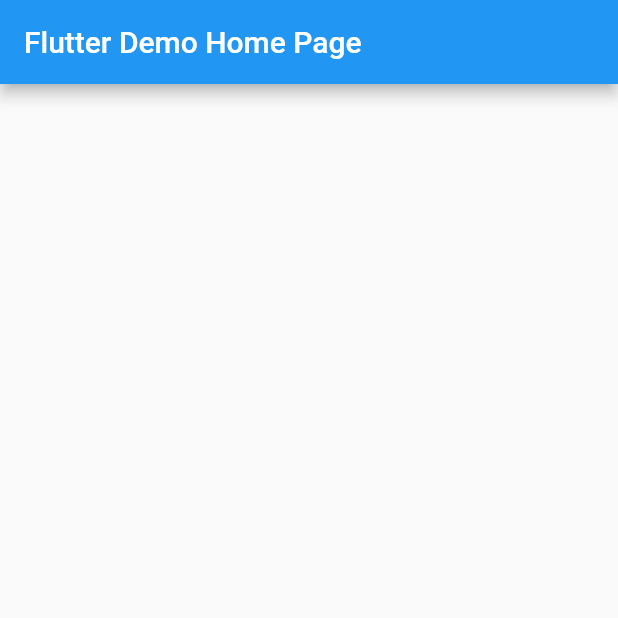
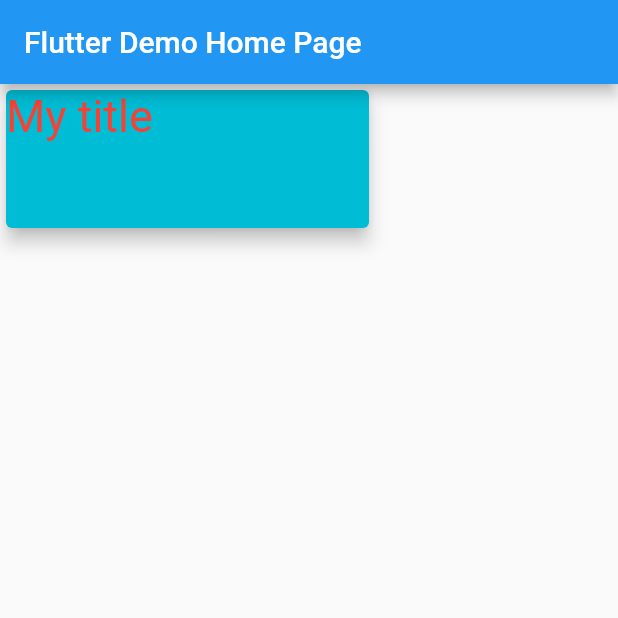
Before and after one commit to adisve/agile_dev_flutter_2022, a Flutter app: the screen it shows after launch, on a phone screen of 412 x 824 dp, the top half of it. Run offline on Flutter 3.47's test engine with Material 2 defaults, Android fonts, the phone set to English and light mode, and no system bars; our stand-ins replace drift; accounts and stored records are empty.

Commit message:
Add dependencies
Add task card

```diff
--- /dev/null
+++ b/lib/card.dart
@@ -0,0 +1,25 @@
+import 'package:flutter/material.dart';
+
+class TaskCard extends StatelessWidget {
+  final String title;
+  final String description;
+
+  const TaskCard({Key? key, required this.title, required this.description})
+      : super(key: key);
+
+  @override
+  Widget build(BuildContext context) {
+    return SizedBox(
+      height: 100,
+      width: 250,
+      child: Card(
+        elevation: 5,
+        child: Text(
+          title,
+          style: const TextStyle(fontSize: 30, color: Colors.red),
+        ),
+        color: Colors.cyan,
+      ),
+    );
+  }
+}
--- /dev/null
+++ b/lib/database/todo.dart
@@ -0,0 +1,9 @@
+import 'package:drift/drift.dart';
+
+class Todo extends Table {
+  IntColumn get id => integer().autoIncrement()();
+
+  TextColumn get title => text().withLength(min: 6, max: 32)();
+
+  TextColumn get description => text().named('body')();
+}
--- a/lib/main.dart
+++ b/lib/main.dart
@@ -1,4 +1,6 @@
 import 'package:flutter/material.dart';
+
+import 'card.dart';
 
 void main() {
   runApp(const MyApp());
@@ -35,7 +37,10 @@ class _MyHomePageState extends State<MyHomePage> {
       appBar: AppBar(
         title: Text(widget.title),
       ),
-      body: Center(),
+      body: TaskCard(
+        title: "My title",
+        description: "My description",
+      ),
 
       // This trailing comma makes auto-formatting nicer for build methods.
     );
--- a/pubspec.yaml
+++ b/pubspec.yaml
@@ -22,6 +22,7 @@ dev_dependencies:
   flutter_test:
     sdk: flutter
 
+  drift: ^1.5.0
   flutter_lints: ^1.0.0
 
 flutter:
```
Also changed, not shown: pubspec.lock.
